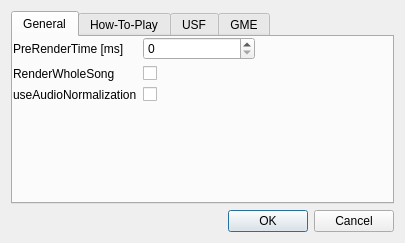
Before: the Qt Designer form gui/configdialog.ui in derselbst/ANMP, drawn with Qt 5.
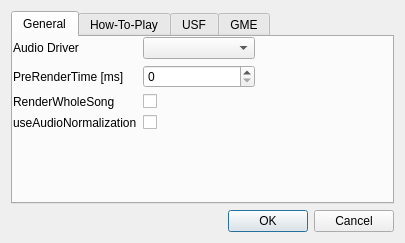
After: the same form once the commit is applied. The open tabs and pages were chosen to show the change.

Commit message: select audioDriver during runtime

The edit to the form file:
```diff
--- a/gui/configdialog.ui
+++ b/gui/configdialog.ui
@@ -31,7 +31,7 @@
            <x>0</x>
            <y>0</y>
            <width>242</width>
-           <height>98</height>
+           <height>103</height>
           </rect>
          </property>
          <layout class="QVBoxLayout" name="verticalLayout_3" stretch="0">
@@ -40,7 +40,7 @@
           </property>
           <item>
            <layout class="QFormLayout" name="formLayout">
-            <item row="1" column="0">
+            <item row="2" column="0">
              <widget class="QLabel" name="label">
               <property name="whatsThis">
                <string>&lt;html&gt;&lt;head/&gt;&lt;body&gt;&lt;p&gt;&lt;span style=&quot; font-weight:600;&quot;&gt;Only used, when &amp;quot;RenderWholeSong&amp;quot; is active:&lt;/span&gt;&lt;/p&gt;&lt;p&gt;Determines, how many milliseconds of a song shall be prepared (i.e. rendered), before playback can actually start.&lt;/p&gt;&lt;p&gt;Value of 0: Playback will start after the whole song has been rendered.&lt;/p&gt;&lt;p&gt;Value of 1: Playback will start nearly immediately, i.e. after 1 ms of sound has been generated. This can result in a few hearable cracks, due to unfinished sound (esp. true for emulated sound formats).&lt;/p&gt;&lt;p&gt;Bigger values ensure that more sound has been prepared ready for playback. However they will also &lt;a name=&quot;result_box&quot;/&gt;delay the start of playing back the next song.&lt;/p&gt;&lt;p&gt;500 ms is usually a good compromise.&lt;/p&gt;&lt;/body&gt;&lt;/html&gt;</string>
@@ -50,14 +50,14 @@
               </property>
              </widget>
             </item>
-            <item row="1" column="1">
+            <item row="2" column="1">
              <widget class="QSpinBox" name="spinPreRenderTime">
               <property name="maximum">
                <number>9999</number>
               </property>
              </widget>
             </item>
-            <item row="2" column="0">
+            <item row="3" column="0">
              <widget class="QLabel" name="label_2">
               <property name="whatsThis">
                <string>&lt;html&gt;&lt;head/&gt;&lt;body&gt;&lt;p&gt;&lt;span style=&quot; font-weight:600;&quot;&gt;Render the whole Song at once?&lt;/span&gt;&lt;/p&gt;&lt;p&gt;Yes: Needs a lot of memory. But makes seeking possible&lt;/p&gt;&lt;p&gt;No: Little memory, no seeking though.&lt;/p&gt;&lt;p&gt;&lt;span style=&quot; font-weight:600; font-style:italic;&quot;&gt;Note:&lt;/span&gt; This option is a suggestion. If there is not enough memory available&lt;/p&gt;&lt;/body&gt;&lt;/html&gt;</string>
@@ -67,14 +67,14 @@
               </property>
              </widget>
             </item>
-            <item row="2" column="1">
+            <item row="3" column="1">
              <widget class="QCheckBox" name="checkRenderWhole">
               <property name="text">
                <string/>
               </property>
              </widget>
             </item>
-            <item row="3" column="0">
+            <item row="4" column="0">
              <widget class="QLabel" name="label_3">
               <property name="whatsThis">
                <string>&lt;html&gt;&lt;head/&gt;&lt;body&gt;&lt;p&gt;Use the audio normalization data generated by anmp-normalize?&lt;/p&gt;&lt;/body&gt;&lt;/html&gt;</string>
@@ -84,13 +84,26 @@
               </property>
              </widget>
             </item>
-            <item row="3" column="1">
+            <item row="4" column="1">
              <widget class="QCheckBox" name="checkAudioNorm">
               <property name="text">
                <string/>
               </property>
              </widget>
             </item>
+            <item row="1" column="1">
+             <widget class="QComboBox" name="comboBoxAudioDriver"/>
+            </item>
+            <item row="1" column="0">
+             <widget class="QLabel" name="label_13">
+              <property name="whatsThis">
+               <string>&lt;html&gt;&lt;head/&gt;&lt;body&gt;&lt;p&gt;Specifies the audio API ANMP should use.&lt;/p&gt;&lt;/body&gt;&lt;/html&gt;</string>
+              </property>
+              <property name="text">
+               <string>Audio Driver</string>
+              </property>
+             </widget>
+            </item>
            </layout>
           </item>
          </layout>
```
Left out of the diff: 2 changed lines with no effect on the pictures. The commit also changes 7 other files.
